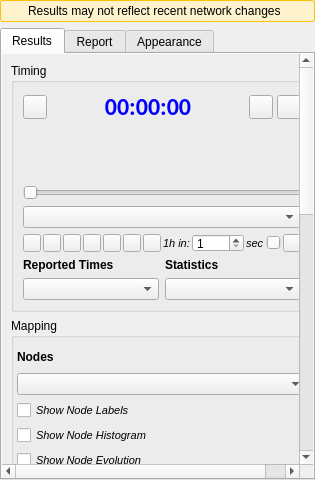
This is ui/analysis/qgisred_results_dock.ui in qgisred/QGISRed as Qt 5 draws it before an edit. The edited form follows.
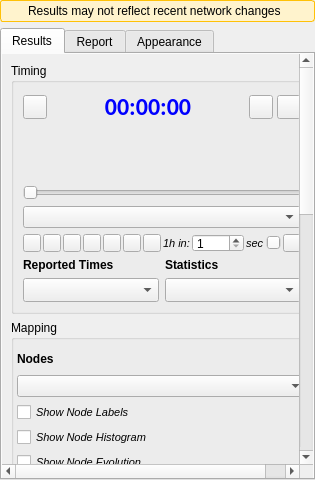
This is the edited form. Custom widgets are drawn as their Qt base class.

Commit message: [Compatibility] Fix issue with results dock

Patch:
```diff
--- a/ui/analysis/qgisred_results_dock.ui
+++ b/ui/analysis/qgisred_results_dock.ui
@@ -665,7 +665,7 @@
                           </sizepolicy>
                          </property>
                          <property name="sizeAdjustPolicy">
-                          <enum>QComboBox::AdjustToMinimumContentsLength</enum>
+                          <enum>QComboBox::AdjustToMinimumContentsLengthWithIcon</enum>
                          </property>
                         </widget>
                        </item>
@@ -698,7 +698,7 @@
                           </sizepolicy>
                          </property>
                          <property name="sizeAdjustPolicy">
-                          <enum>QComboBox::AdjustToMinimumContentsLength</enum>
+                          <enum>QComboBox::AdjustToMinimumContentsLengthWithIcon</enum>
                          </property>
                         </widget>
                        </item>
```
